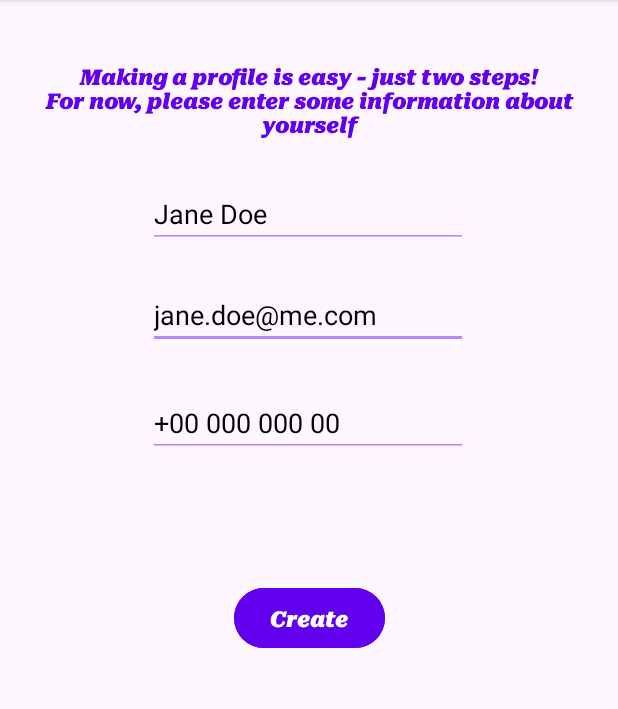
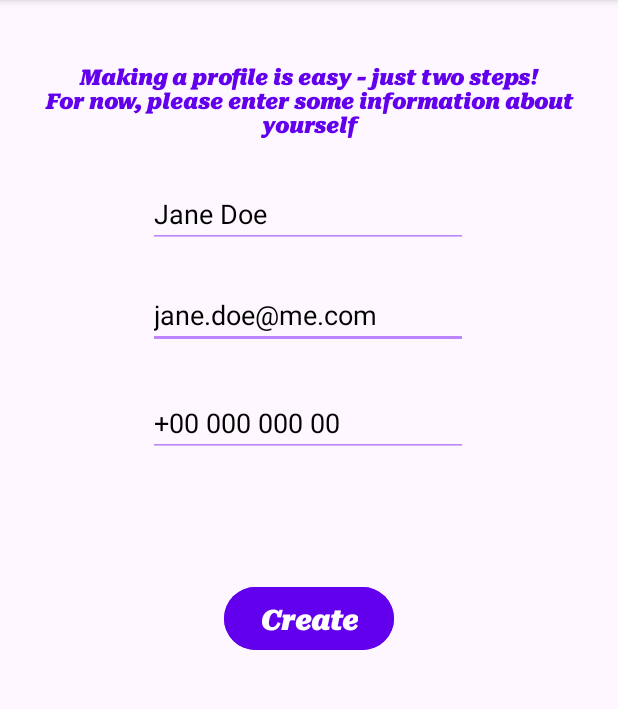
Before and after one commit to denisnzrvs/SafeTravel, an Android app: the screen it shows after launch (CreateProfile), on a phone screen of 412 x 824 dp, the part 96-805 px from its top. Run offline under Robolectric (Android 15) with nearby library versions, the phone set to English and light mode, and no system bars; our stand-ins replace navigation-ui.

Commit message:
UI changed 2.0

```diff
--- a/app/src/main/res/layout/activity_create_profile.xml
+++ b/app/src/main/res/layout/activity_create_profile.xml
@@ -21,7 +21,7 @@
         app:layout_constraintStart_toStartOf="parent"
         app:layout_constraintTop_toTopOf="parent"
         app:layout_constraintVertical_bias="0.228"
-        android:textColorHint="@color/black"
+        android:textColorHint="?attr/colorOnSecondary"
         android:backgroundTint="@color/purple_200"/>
 
     <EditText
@@ -39,7 +39,7 @@
         app:layout_constraintStart_toStartOf="parent"
         app:layout_constraintTop_toTopOf="parent"
         app:layout_constraintVertical_bias="0.333"
-        android:textColorHint="@color/black"
+        android:textColorHint="?attr/colorOnSecondary"
         android:backgroundTint="@color/purple_200"/>
 
     <EditText
@@ -56,7 +56,7 @@
         app:layout_constraintStart_toStartOf="parent"
         app:layout_constraintTop_toTopOf="parent"
         app:layout_constraintVertical_bias="0.129"
-        android:textColorHint="@color/black"
+        android:textColorHint="?attr/colorOnSecondary"
         android:backgroundTint="@color/purple_200"/>
 
     <TextView
@@ -85,8 +85,10 @@
         android:layout_width="wrap_content"
         android:layout_height="wrap_content"
         android:backgroundTint="@color/purple_500"
+        android:textColor="@color/white"
         android:fontFamily="@font/myfont"
         android:text="Create"
+        android:textSize = "18sp"
         android:textStyle="bold"
         android:textAlignment="center"
         app:layout_constraintBottom_toBottomOf="parent"
--- a/app/src/main/res/layout/fragment_home.xml
+++ b/app/src/main/res/layout/fragment_home.xml
@@ -21,11 +21,14 @@
     <!-- Button to Show Folder Name Input -->
     <Button
         android:id="@+id/addButton"
+        style="@style/Widget.Material3.Button"
         android:layout_width="wrap_content"
         android:layout_height="wrap_content"
         android:layout_marginTop="16dp"
         android:text="Create Folder"
         android:fontFamily="@font/myfont"
+        android:textSize = "18sp"
+        android:textColor="@color/white"
         android:textAlignment="center"
         app:layout_constraintEnd_toEndOf="parent"
         app:layout_constraintStart_toStartOf="parent"
--- a/app/src/main/res/values-night/themes.xml
+++ b/app/src/main/res/values-night/themes.xml
@@ -2,13 +2,13 @@
     <!-- Base application theme. -->
     <style name="Theme.SafeTravel" parent="Theme.MaterialComponents.DayNight.DarkActionBar">
         <!-- Primary brand color. -->
-        <item name="colorPrimary">@color/purple_200</item>
-        <item name="colorPrimaryVariant">@color/purple_700</item>
-        <item name="colorOnPrimary">@color/black</item>
+        <item name="colorPrimary">@color/purple_100</item>
+        <item name="colorPrimaryVariant">@color/purple_600</item>
+        <item name="colorOnPrimary">#36043F</item>
         <!-- Secondary brand color. -->
         <item name="colorSecondary">@color/teal_200</item>
         <item name="colorSecondaryVariant">@color/teal_200</item>
-        <item name="colorOnSecondary">@color/black</item>
+        <item name="colorOnSecondary">@color/white</item>
         <!-- Status bar color. -->
         <item name="android:statusBarColor">?attr/colorPrimaryVariant</item>
         <!-- Customize your theme here. -->
--- a/app/src/main/res/values/colors.xml
+++ b/app/src/main/res/values/colors.xml
@@ -1,7 +1,9 @@
 <?xml version="1.0" encoding="utf-8"?>
 <resources>
+    <color name="purple_100">#BB9FDD</color>
     <color name="purple_200">#FFBB86FC</color>
     <color name="purple_500">#FF6200EE</color>
+    <color name="purple_600">#9F5DF8</color>
     <color name="purple_700">#FF3700B3</color>
     <color name="teal_200">#FF03DAC5</color>
     <color name="teal_700">#FF018786</color>
```
